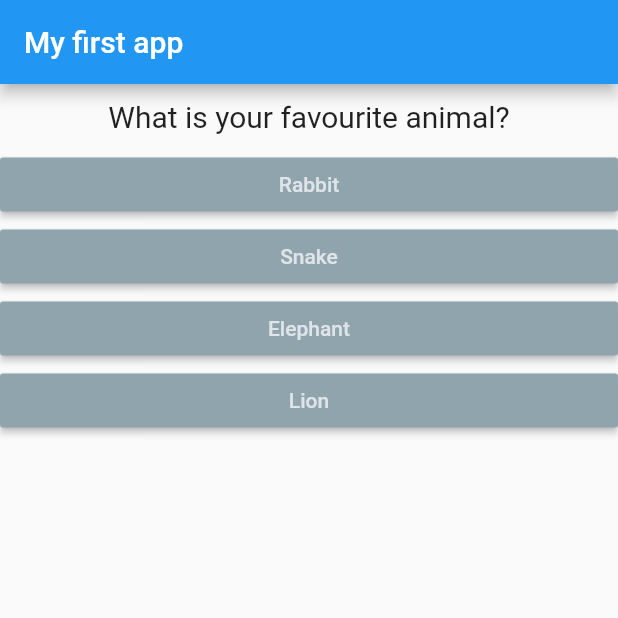
After one commit to ttnguyen115/learning-flutter, a Flutter app: the screen it shows after launch, after a tap on "Black", on a phone screen of 412 x 824 dp, the top half of it. The commit adds this screen. Run offline on Flutter 3.47's test engine with Material 2 defaults, Android fonts, the phone set to English and light mode, and no system bars; our stand-ins replace device_preview.

Commit message:
feat: split main to 2 separate components: quiz and result

```diff
--- a/first_app/lib/main.dart
+++ b/first_app/lib/main.dart
@@ -1,9 +1,10 @@
 import 'package:device_preview/device_preview.dart';
+import 'package:first_app/quiz.dart';
 import 'package:flutter/foundation.dart';
 import 'package:flutter/material.dart';
 
-import './answer.dart';
-import './question.dart';
+import './quiz.dart';
+import './result.dart';
 
 void main() {
   runApp(
@@ -51,43 +52,64 @@ class MyHomePage extends StatefulWidget {
 }
 
 class _MyHomeState extends State<MyHomePage> {
+  final _questions = const [
+    {
+      "questionText": "What's your favourite color?",
+      "answers": [
+        {"text": "Black", "score": 10},
+        {"text": "Red", "score": 10},
+        {"text": "Green", "score": 10},
+        {"text": "White", "score": 10},
+      ],
+    },
+    {
+      "questionText": "What is your favourite animal?",
+      "answers": [
+        {"text": "Rabbit", "score": 10},
+        {"text": "Snake", "score": 10},
+        {"text": "Elephant", "score": 10},
+        {"text": "Lion", "score": 10},
+      ],
+    },
+    {
+      "questionText": "Who is your lover?",
+      "answers": [
+        {"text": "QANP", "score": 10000},
+      ],
+    }
+  ];
+
   int _questionIndex = 0;
+  int _totalScore = 0;
 
-  void _answerQuestion() {
+  void _restartQuiz() {
     setState(() {
-      _questionIndex++;
+      _questionIndex = 0;
+      _totalScore = 0;
     });
+  }
+
+  void _answerQuestion(int score) {
+    _totalScore += score;
+    if (_questionIndex < _questions.length) {
+      setState(() {
+        _questionIndex++;
+      });
+    }
   }
 
   @override
   Widget build(BuildContext context) {
-    const questions = [
-      {
-        "questionText": "What's your favourite color?",
-        "answers": ["Black", "Red", "Green", "White"],
-      },
-      {
-        "questionText": "What is your favourite animal?",
-        "answers": ["Rabbit", "Snake", "Elephant", "Lion"],
-      },
-      {
-        "questionText": "Who is your lover?",
-        "answers": ["QANP"],
-      }
-    ];
-
     return MaterialApp(
       home: Scaffold(
         appBar: AppBar(title: Text("My first app")),
-        body: Column(children: [
-          Question(
-            questions[_questionIndex]["questionText"] as String,
-          ),
-          ...(questions[_questionIndex]["answers"] as List<String>)
-              .map((answer) {
-            return Answer(answer, _answerQuestion);
-          }).toList(),
-        ]),
+        body: _questionIndex < _questions.length
+            ? Quiz(
+                answerQuestion: _answerQuestion,
+                questions: _questions,
+                questionIndex: _questionIndex,
+              )
+            : Result(_totalScore, _restartQuiz),
       ),
     );
   }
--- /dev/null
+++ b/first_app/lib/quiz.dart
@@ -0,0 +1,31 @@
+import "package:flutter/material.dart";
+
+import "./answer.dart";
+import "./question.dart";
+
+class Quiz extends StatelessWidget {
+  final int questionIndex;
+  final Function answerQuestion;
+  final List<Map<String, Object>> questions;
+
+  Quiz({
+    required this.answerQuestion,
+    required this.questions,
+    required this.questionIndex,
+  });
+
+  @override
+  Widget build(BuildContext context) {
+    return Column(children: [
+      Question(
+        questions[questionIndex]["questionText"] as String,
+      ),
+      ...(questions[questionIndex]["answers"] as List<Map<String, Object>>)
+          .map((answer) => Answer(
+                answer["text"] as String,
+                () => answerQuestion(answer["score"]),
+              ))
+          .toList(),
+    ]);
+  }
+}
```
Also changed, not shown: first_app/lib/result.dart (added, +46 -0 lines).
